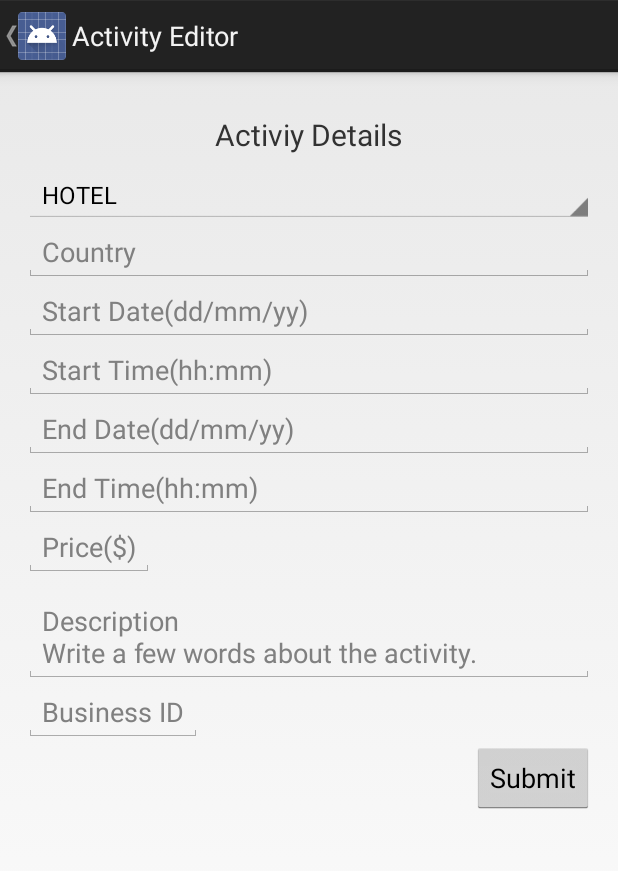
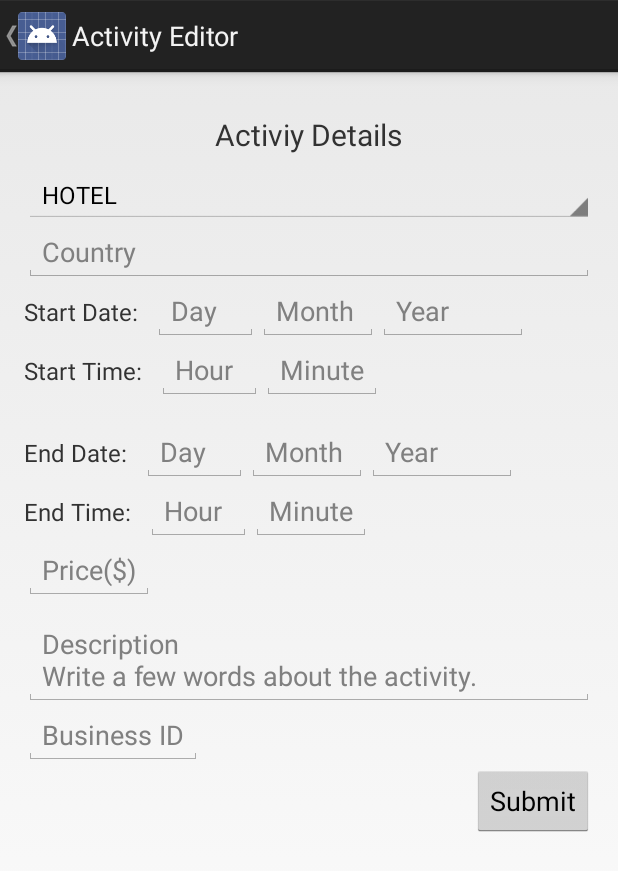
Before and after one commit to aviyay/JavaProject, an Android app: the ActivityEditor screen opened directly, with no data from a screen before it, on a phone screen of 412 x 824 dp. Shown: the top 871 px of the screen. Run offline under Robolectric (Android 15) with nearby library versions, the phone set to English and light mode, and no system bars.

Commit message:
Finished UI - first application

```diff
--- a/app/src/main/java/com/bnet/data/controller/ActivityEditor.java
+++ b/app/src/main/java/com/bnet/data/controller/ActivityEditor.java
@@ -29,10 +29,16 @@ public class ActivityEditor extends Activity {
 
     private Spinner typeSpinner;
     private EditText countryField;
-    private EditText startDateField;
-    private EditText startTimeField;
-    private EditText endDateField;
-    private EditText endTimeField;
+    private EditText startDay;
+    private EditText startMonth;
+    private EditText startYear;
+    private EditText startHour;
+    private EditText startMinute;
+    private EditText endDay;
+    private EditText endMonth;
+    private EditText endYear;
+    private EditText endHour;
+    private EditText endMinute;
     private EditText priceField;
     private EditText descriptionField;
     private EditText businessIDField;
@@ -46,7 +52,7 @@ public class ActivityEditor extends Activity {
     }
     private void assertField(EditText text) throws Exception {
         if(isEmpty(text))
-            throw new  Exception("The field "+text.getHint()+ " can't be empty!");
+            throw new  Exception(String.format(getString(R.string.error_field_empty), text.getHint()));
     }
     /**
      * Find the Views in the layout<br />
@@ -57,12 +63,17 @@ public class ActivityEditor extends Activity {
     private void findViews() {
         typeSpinner = (Spinner)findViewById( R.id.typeSpinner );
         typeSpinner.setAdapter(new ArrayAdapter<ActivityType>(this, android.R.layout.simple_spinner_item, ActivityType.values()));
-
         countryField = (EditText)findViewById( R.id.countryField );
-        startDateField = (EditText)findViewById( R.id.startDateField );
-        startTimeField = (EditText)findViewById( R.id.startTimeField );
-        endDateField = (EditText)findViewById( R.id.endDateField );
-        endTimeField = (EditText)findViewById( R.id.endTimeField );
+        startDay=(EditText)findViewById( R.id.startDay );
+        startMonth=(EditText)findViewById( R.id.startMonth );
+        startYear=(EditText)findViewById( R.id.startYear );
+        startHour=(EditText)findViewById( R.id.startHour );
+        startMinute=(EditText)findViewById( R.id.startMinute );
+        endDay=(EditText)findViewById( R.id.endDay );
+        endMonth=(EditText)findViewById( R.id.endMonth );
+        endYear=(EditText)findViewById( R.id.endYear );
+        endHour=(EditText)findViewById( R.id.endHour );
+        endMinute=(EditText)findViewById( R.id.endMinute );
         priceField = (EditText)findViewById( R.id.priceField );
         descriptionField = (EditText)findViewById( R.id.descriptionField );
         initializeBusinessId();
@@ -106,7 +117,7 @@ public class ActivityEditor extends Activity {
             @Override
             protected void onPostExecute(List<Business> businesses) {
                 ArrayList<String> st=new ArrayList<String>();
-                st.add("Select Business");
+                st.add(getString(R.string.select_business));
                 for(Business item : businesses)
                     st.add(item.getName()+"("+item.getId()+")");
                 if(st.size()>1) {
@@ -140,8 +151,8 @@ public class ActivityEditor extends Activity {
                     com.bnet.data.model.entities.Activity acti=new com.bnet.data.model.entities.Activity();
                             acti.setType(ActivityType.valueOf(typeSpinner.getSelectedItem().toString()));
                     acti.setCountry(getText(countryField));
-                    acti.setStart(DateTime.parse(getText(startTimeField)+' '+getText(startDateField)));
-                    acti.setEnd(DateTime.parse(getText(endTimeField)+' '+getText(endDateField)));
+                    acti.setStart(DateTime.parse(String.format("%s:%s %s/%s/%s", getText(startHour), getText(startMinute), getText(startDay), getText(startMonth), getText(startYear))));
+                    acti.setEnd(DateTime.parse(String.format("%s:%s %s/%s/%s", getText(endHour), getText(endMinute), getText(endDay), getText(endMonth), getText(endYear))));
                     acti.setPrice(Double.parseDouble(getText(priceField)));
                     acti.setDescription(getText(descriptionField));
                     acti.setBusinessId(Integer.parseInt(getText(businessIDField)));
--- a/app/src/main/java/com/bnet/data/controller/BusinessEditor.java
+++ b/app/src/main/java/com/bnet/data/controller/BusinessEditor.java
@@ -24,7 +24,7 @@ public class BusinessEditor extends Activity {
     }
     private void assertField(EditText text) throws Exception {
         if(isEmpty(text))
-            throw new  Exception("The field "+text.getHint()+ " can't be empty!");
+            throw new  Exception(String.format(getString(R.string.error_field_empty), text.getHint()));
     }
     void initializeSubmit()
     {
--- a/app/src/main/res/layout/activity_activity_editor.xml
+++ b/app/src/main/res/layout/activity_activity_editor.xml
@@ -16,7 +16,7 @@
             android:layout_width="match_parent"
             android:layout_height="match_parent">
             <TextView
-                android:text="Activiy Details"
+                android:text="@string/activiy_details"
                 android:layout_width="wrap_content"
                 android:layout_height="wrap_content"
                 android:layout_alignParentTop="true"
@@ -38,46 +38,130 @@
                 android:layout_width="match_parent"
                 android:layout_height="wrap_content"
                 android:layout_below="@id/typeSpinner"
-                android:hint="Country"/>
-
+                android:hint="@string/country"/>
+            <LinearLayout
+                android:id="@+id/startDate"
+                android:layout_width="wrap_content"
+                android:layout_height="wrap_content"
+                android:layout_below="@id/countryField">
+                <TextView
+                    android:layout_width="wrap_content"
+                    android:layout_height="wrap_content"
+                    android:textSize="16sp"
+                    android:text="@string/start_date"/>
+                <EditText
+                    android:layout_marginLeft="10dp"
+                    android:inputType="date"
+                    android:id="@+id/startDay"
+                    android:layout_width="70dp"
+                    android:layout_height="wrap_content"
+                    android:hint="@string/day"/>
+                <EditText
+                    android:id="@+id/startMonth"
+                    android:inputType="date"
+                    android:layout_width="80dp"
+                    android:layout_height="wrap_content"
+                    android:hint="@string/month"/>
+                <EditText
+                    android:id="@+id/startYear"
+                    android:inputType="date"
+                    android:layout_width="100dp"
+                    android:layout_height="wrap_content"
+                    android:hint="@string/year"/>
+            </LinearLayout>
+            <LinearLayout
+                android:id="@+id/startTime"
+                android:layout_width="wrap_content"
+                android:layout_height="wrap_content"
+                android:layout_below="@id/startDate">
+                <TextView
+                    android:layout_width="wrap_content"
+                    android:layout_height="wrap_content"
+                    android:textSize="16sp"
+                    android:text="@string/start_time"/>
+                <EditText
+                    android:layout_marginLeft="10dp"
+                    android:inputType="datetime"
+                    android:id="@+id/startHour"
+                    android:layout_width="70dp"
+                    android:layout_height="wrap_content"
+                    android:hint="@string/hour"/>
+                <EditText
+                    android:id="@+id/startMinute"
+                    android:inputType="datetime"
+                    android:layout_width="80dp"
+                    android:layout_height="wrap_content"
+                    android:hint="@string/minute"/>
+            </LinearLayout>
+            <LinearLayout
+                android:id="@+id/endDate"
+                android:layout_marginTop="15dp"
+                android:layout_width="wrap_content"
+                android:layout_height="wrap_content"
+                android:layout_below="@id/startTime">
+                <TextView
+                    android:layout_width="wrap_content"
+                    android:layout_height="wrap_content"
+                    android:textSize="16sp"
+                    android:text="@string/end_date"/>
+                <EditText
+                    android:layout_marginLeft="10dp"
+                    android:inputType="date"
+                    android:id="@+id/endDay"
+                    android:layout_width="70dp"
+                    android:layout_height="wrap_content"
+                    android:hint="@string/day"/>
+                <EditText
+                    android:id="@+id/endMonth"
+                    android:inputType="date"
+                    android:layout_width="80dp"
+                    android:layout_height="wrap_content"
+                    android:hint="@string/month"/>
+                <EditText
+                    android:id="@+id/endYear"
+                    android:inputType="date"
+                    android:layout_width="100dp"
+                    android:layout_height="wrap_content"
+                    android:hint="@string/year"/>
+            </LinearLayout>
+            <LinearLayout
+                android:id="@+id/endTime"
+                android:layout_width="wrap_content"
+                android:layout_height="wrap_content"
+                android:layout_below="@id/endDate">
+                <TextView
+                    android:layout_width="wrap_content"
+                    android:layout_height="wrap_content"
+                    android:textSize="16sp"
+                    android:text="@string/end_time"/>
+                <EditText
+                    android:layout_marginLeft="10dp"
+                    android:inputType="datetime"
+                    android:id="@+id/endHour"
+                    android:layout_width="70dp"
+                    android:layout_height="wrap_content"
+                    android:hint="@string/hour"/>
+                <EditText
+                    android:id="@+id/endMinute"
+                    android:inputType="datetime"
+                    android:layout_width="80dp"
+                    android:layout_height="wrap_content"
+                    android:hint="@string/minute"/>
+            </LinearLayout>
 
             <EditText
-                android:id="@+id/startDateField"
-                android:hint="Start Date(dd/mm/yy)"
-                android:layout_width="match_parent"
-                android:layout_height="wrap_content"
-                android:layout_below="@id/countryField"/>
-            <EditText
-                android:id="@+id/startTimeField"
-                android:hint="Start Time(hh:mm)"
-                android:layout_width="match_parent"
-                android:layout_height="wrap_content"
-                android:layout_below="@id/startDateField"/>
-            <EditText
-                android:id="@+id/endDateField"
-                android:hint="End Date(dd/mm/yy)"
-                android:layout_width="match_parent"
-                android:layout_height="wrap_content"
-                android:layout_below="@id/startTimeField"/>
-            <EditText
-                android:id="@+id/endTimeField"
-                android:hint="End Time(hh:mm)"
-                android:layout_width="match_parent"
-                android:layout_height="wrap_content"
-                android:layout_below="@id/endDateField"/>
-            <EditText
                 android:id="@+id/priceField"
-                android:hint="Price($)"
+                android:hint="@string/price"
                 android:layout_width="wrap_content"
                 android:layout_height="wrap_content"
                 android:inputType="numberDecimal"
-                android:layout_below="@id/endTimeField"/>
+                android:layout_below="@id/endTime"/>
             <EditText
                 android:id="@+id/descriptionField"
                 android:layout_marginTop="10dp"
                 android:layout_width="match_parent"
                 android:layout_height="wrap_content"
-                android:hint="Description\nWrite a few words about the activity."
+                android:hint="@string/description_hint"
                 android:layout_below="@id/priceField"/>
 
             <Spinner
@@ -90,7 +174,7 @@
                 android:id="@+id/businessIDField"
                 android:layout_width="wrap_content"
                 android:layout_height="wrap_content"
-                android:hint="Business ID"
+                android:hint="@string/business_id"
                 android:layout_below="@id/businessSpinner"/>
 
             <Button
--- a/app/src/main/res/layout/activity_main.xml
+++ b/app/src/main/res/layout/activity_main.xml
@@ -15,7 +15,7 @@
         android:layout_width="wrap_content"
         android:layout_height="wrap_content"
         android:text="@string/main_header"
-        android:textSize="20dp"
+        android:textSize="20sp"
         android:layout_centerHorizontal="true"/>
 
     <EditText
@@ -35,7 +35,7 @@
         android:layout_centerHorizontal="true"
         android:layout_marginTop="5dp"/>
     <CheckBox
-        android:text="Remember me"
+        android:text="@string/remember_me"
         android:layout_width="wrap_content"
         android:layout_height="wrap_content"
         android:id="@+id/checkBox"
--- a/app/src/main/res/values/strings.xml
+++ b/app/src/main/res/values/strings.xml
@@ -10,7 +10,7 @@
     <string name="password_or_username_incorrect">Password or Username Incorrect</string>
     <string name="add_business_button">Add Business</string>
     <string name="add_activity_button">Add Activity</string>
-    <string name="title_activity_view_business">Busniesss</string>
+    <string name="title_activity_view_business">Businesss</string>
     <string name="business_name_hint">Name</string>
     <string name="business_address_hint">Address</string>
     <string name="business_phone_hint">Phone Number</string>
@@ -24,5 +24,20 @@
     <string name="connecting_to_server">Connecting to server...</string>
     <string name="error_header">"Error: "</string>
     <string name="sign_out">Sign out</string>
-
+    <string name="error_field_empty">The field %s can\'t be empty!</string>
+    <string name="select_business">Select Business</string>
+    <string name="activiy_details">Activiy Details</string>
+    <string name="price">Price($)</string>
+    <string name="description_hint">Description\nWrite a few words about the activity.</string>
+    <string name="business_id">Business ID</string>
+    <string name="remember_me">Remember me</string>
+    <string name="minute">Minute</string>
+    <string name="hour">Hour</string>
+    <string name="end_time">End Time:</string>
+    <string name="year">Year</string>
+    <string name="month">Month</string>
+    <string name="day">Day</string>
+    <string name="end_date">End Date:</string>
+    <string name="start_time">Start Time:</string>
+    <string name="start_date">Start Date:</string>
 </resources>
```
